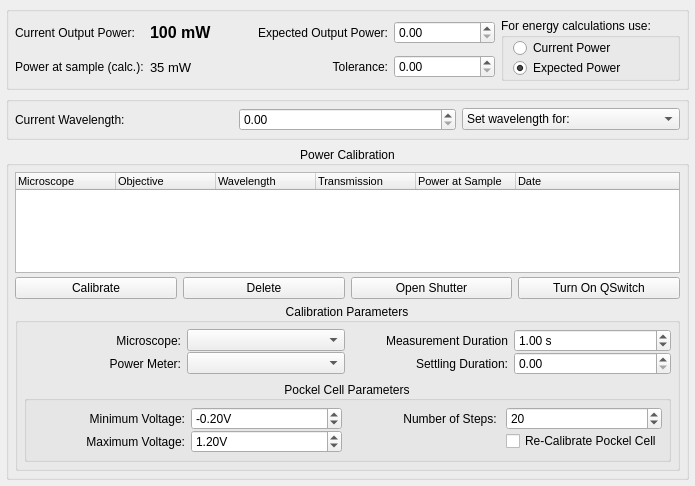
Before: the Qt Designer form lib/devices/Laser/devTemplate.ui in acq4/acq4, drawn with Qt 5.
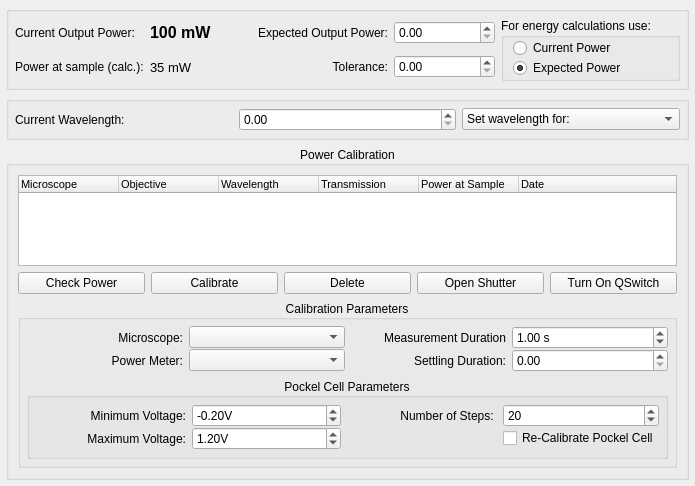
After: the same form once the commit is applied. Custom widgets are drawn as their Qt base class.

```diff
--- a/lib/devices/Laser/devTemplate.ui
+++ b/lib/devices/Laser/devTemplate.ui
@@ -199,16 +199,7 @@
       <set>Qt::AlignCenter</set>
      </property>
      <layout class="QGridLayout" name="gridLayout_6">
-      <property name="horizontalSpacing">
-       <number>6</number>
-      </property>
-      <property name="verticalSpacing">
-       <number>4</number>
-      </property>
-      <property name="margin">
-       <number>6</number>
-      </property>
-      <item row="0" column="0" colspan="4">
+      <item row="0" column="0" colspan="5">
        <widget class="QTreeWidget" name="calibrationList">
         <property name="font">
          <font>
@@ -259,20 +250,47 @@
        </widget>
       </item>
       <item row="1" column="0">
+       <widget class="QPushButton" name="checkPowerBtn">
+        <property name="text">
+         <string>Check Power</string>
+        </property>
+       </widget>
+      </item>
+      <item row="1" column="1">
        <widget class="QPushButton" name="calibrateBtn">
         <property name="text">
          <string>Calibrate</string>
         </property>
        </widget>
       </item>
-      <item row="1" column="1">
+      <item row="1" column="2">
        <widget class="QPushButton" name="deleteBtn">
         <property name="text">
          <string>Delete</string>
         </property>
        </widget>
       </item>
-      <item row="2" column="0" colspan="4">
+      <item row="1" column="3">
+       <widget class="QPushButton" name="shutterBtn">
+        <property name="text">
+         <string>Open Shutter</string>
+        </property>
+        <property name="checkable">
+         <bool>true</bool>
+        </property>
+       </widget>
+      </item>
+      <item row="1" column="4">
+       <widget class="QPushButton" name="qSwitchBtn">
+        <property name="text">
+         <string>Turn On QSwitch</string>
+        </property>
+        <property name="checkable">
+         <bool>true</bool>
+        </property>
+       </widget>
+      </item>
+      <item row="2" column="0" colspan="5">
        <widget class="QGroupBox" name="groupBox">
         <property name="title">
          <string>Calibration Parameters</string>
@@ -470,26 +488,6 @@
         </layout>
        </widget>
       </item>
-      <item row="1" column="3">
-       <widget class="QPushButton" name="qSwitchBtn">
-        <property name="text">
-         <string>Turn On QSwitch</string>
-        </property>
-        <property name="checkable">
-         <bool>true</bool>
-        </property>
-       </widget>
-      </item>
-      <item row="1" column="2">
-       <widget class="QPushButton" name="shutterBtn">
-        <property name="text">
-         <string>Open Shutter</string>
-        </property>
-        <property name="checkable">
-         <bool>true</bool>
-        </property>
-       </widget>
-      </item>
      </layout>
     </widget>
    </item>
```
